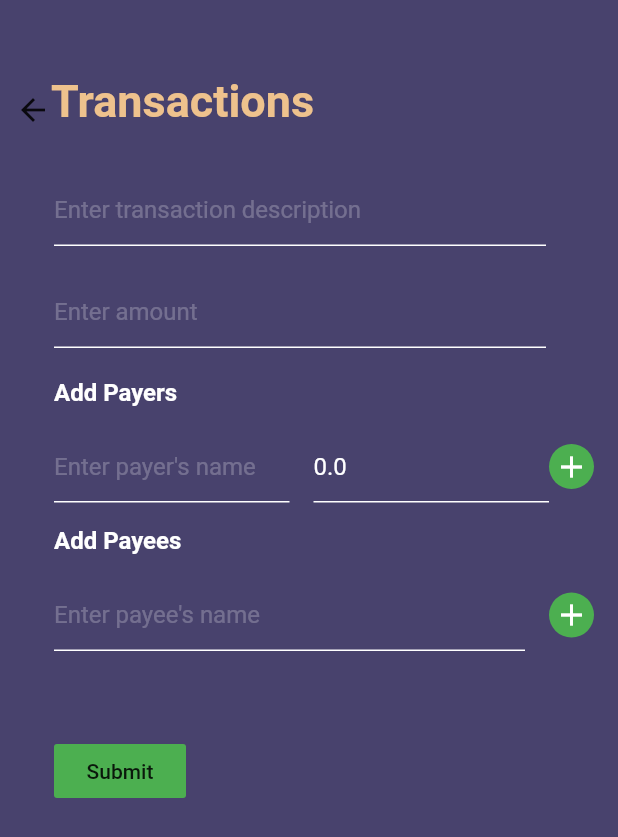
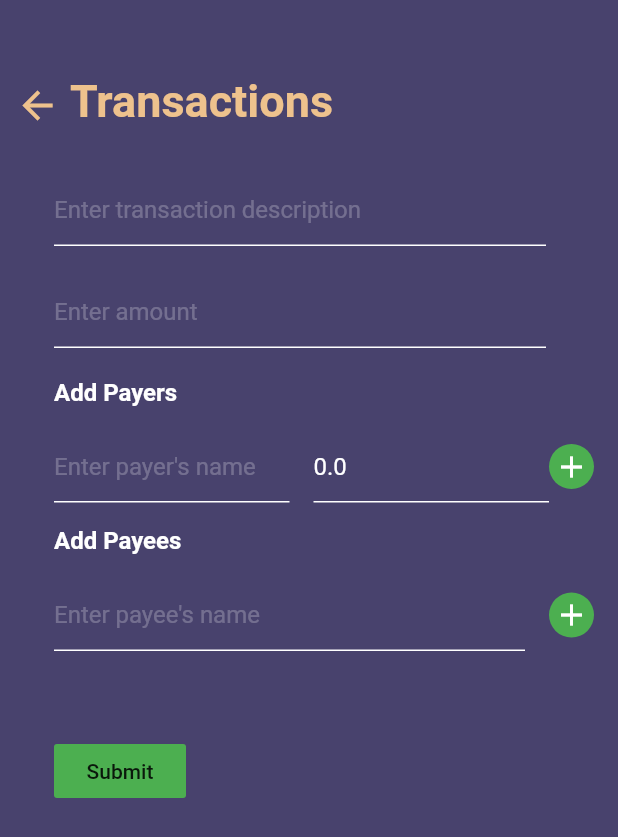
Before and after one commit to marcuspeh/Splitlux, a Flutter app: the GroupTransactionView screen opened directly with empty values, on a phone screen of 412 x 824 dp. Shown: the top 837 px of the screen. Run offline on Flutter 3.47's test engine with Material 2 defaults, Android fonts, the light colour scheme and no system bars; our stand-ins replace flutter_secure_storage; missing offline and left inert: dart:ffi, unicorndial; accounts and stored records are empty; network calls fail.

Commit message:
Refactor codes

```diff
--- a/lib/screens/GroupTransactionView.dart
+++ b/lib/screens/GroupTransactionView.dart
@@ -1,16 +1,17 @@
+// ignore_for_file: deprecated_member_use
+
 import 'dart:convert';
-import 'dart:ffi';
 
 import 'package:flutter/material.dart';
+
+import 'package:Splitlux/api/api.dart';
+import 'package:Splitlux/constants.dart';
 import 'package:Splitlux/screens/GroupMemberView.dart';
-import 'package:Splitlux/api/api.dart';
-import 'package:flutter/services.dart';
 import 'package:Splitlux/screens/GroupView.dart';
-import 'package:Splitlux/constants.dart';
+import 'package:Splitlux/utils.dart';
 
 class GroupTransactionView extends StatefulWidget {
-  GroupTransactionView(
-      this.jwt, this.payload, this.groupId, this.groupCode, this.groupName);
+  GroupTransactionView(this.jwt, this.payload, this.groupId, this.groupCode, this.groupName);
 
   final String jwt;
   final Map<String, dynamic> payload;
@@ -23,9 +24,6 @@ class GroupTransactionView extends StatefulWidget {
 }
 
 class _GroupTransactionViewState extends State<GroupTransactionView> {
-    _GroupTransactionViewState(
-      this.jwt, this.payload, this.groupId, this.groupCode, this.groupName);
-
   final _formKey = GlobalKey<FormState>();
   late TextEditingController _nameController;
   late TextEditingController _totalAmountController;
@@ -40,6 +38,8 @@ class _GroupTransactionViewState extends State<GroupTransactionView> {
   final String groupName;
 
   get http => null;
+    _GroupTransactionViewState(
+      this.jwt, this.payload, this.groupId, this.groupCode, this.groupName);
 
   @override
   void initState() {
@@ -54,15 +54,6 @@ class _GroupTransactionViewState extends State<GroupTransactionView> {
         _totalAmountController.dispose();
     super.dispose();
   }
-
-  void displayDialog(context, title, text) => showDialog(
-    context: context,
-    builder: (context) =>
-      AlertDialog(
-        title: Text(title),
-        content: Text(text)
-      ),
-  );
 
   Future<String?> attemptCreateTransaction() async {
     var res = await http.post(
@@ -85,37 +76,14 @@ class _GroupTransactionViewState extends State<GroupTransactionView> {
           Positioned(
             top: 50,
             left: 10,
-            child: transactionAndBack(),
+            child: returnBackButton(context, "Transactions", () => Navigator.of(context).push(
+              MaterialPageRoute(builder: (_) => GroupView(jwt, payload, groupId, groupCode, groupName))
+            )),
           ),
           Container(
             child: formContents(),
             margin: EdgeInsets.fromLTRB(20, 100, 0, 0),
           )
-        ],
-      ),
-    );
-  }
-
-  Widget transactionAndBack() {
-    return RichText(
-      text: TextSpan(
-        style: TextStyle(
-          color: orange,
-          fontWeight: FontWeight.bold,
-          fontSize: 30,
-        ),
-        children: [
-          WidgetSpan(
-              child: Container(
-            child: GestureDetector(
-                onTap: () => Navigator.of(context).push(
-                      MaterialPageRoute(
-                        builder: (_) => GroupView(jwt, payload, groupId, groupCode, groupName),
-                      ),
-                    ),
-                child: Icon(Icons.arrow_back)),
-          )),
-          TextSpan(text: 'Transactions'),
         ],
       ),
     );
@@ -136,7 +104,7 @@ class _GroupTransactionViewState extends State<GroupTransactionView> {
                 child: TextFormField(
                   style: TextStyle(color: Colors.white),
                   controller: _nameController,
-                  decoration: InputDecoration(
+                  decoration: const InputDecoration(
                       enabledBorder: UnderlineInputBorder(
                         borderSide: BorderSide(color: Colors.white),
                       ),
@@ -150,16 +118,16 @@ class _GroupTransactionViewState extends State<GroupTransactionView> {
                   },
                 ),
               ),
-              SizedBox(
+              const SizedBox(
                 height: 20,
               ),
               Padding(
                 padding: const EdgeInsets.only(right: 32.0),
                 child: TextFormField(
-                  style: TextStyle(color: Colors.white),
+                  style: const TextStyle(color: Colors.white),
                   controller: _totalAmountController,
                   keyboardType: TextInputType.number,
-                  decoration: InputDecoration(
+                  decoration: const InputDecoration(
                       enabledBorder: UnderlineInputBorder(
                         borderSide: BorderSide(color: Colors.white),
                       ),
@@ -173,10 +141,10 @@ class _GroupTransactionViewState extends State<GroupTransactionView> {
                   },
                 ),
               ),
-              SizedBox(
+              const SizedBox(
                 height: 20,
               ),
-              Text(
+              const Text(
                 'Add Payers',
                 style: TextStyle(
                     fontWeight: FontWeight.w700,
@@ -184,7 +152,7 @@ class _GroupTransactionViewState extends State<GroupTransactionView> {
                     color: Colors.white),
               ),
               ..._getPayers(),
-              Text(
+              const Text(
                 'Add Payees',
                 style: TextStyle(
                     fontWeight: FontWeight.w700,
@@ -192,7 +160,7 @@ class _GroupTransactionViewState extends State<GroupTransactionView> {
                     color: Colors.white),
               ),
               ..._getPayees(),
-              SizedBox(
+              const SizedBox(
                 height: 40,
               ),
               FlatButton(
@@ -221,7 +189,7 @@ class _GroupTransactionViewState extends State<GroupTransactionView> {
                     displayDialog(context, "An Error Occurred", "Please try again");
                   }
                 },
-                child: Text('Submit'),
+                child: const Text('Submit'),
                 color: Colors.green,
               ),
             ],
@@ -240,7 +208,7 @@ class _GroupTransactionViewState extends State<GroupTransactionView> {
         child: Row(
           children: [
             Expanded(child: PayerTextFields(i)),
-            SizedBox(
+            const SizedBox(
               width: 16,
             ),
             Expanded(child: PayerTextFieldsAmount(i)
--- /dev/null
+++ b/lib/utils.dart
@@ -0,0 +1,65 @@
+import 'package:flutter/material.dart';
+
+import 'package:Splitlux/constants.dart';
+
+void displayDialog(context, title, text) => showDialog(
+    context: context,
+    builder: (context) =>
+      AlertDialog(
+        title: Text(title),
+        content: Text(text)
+      ),
+  );
+
+Widget returnBackButton(BuildContext context, String text, Function() onPressed) {
+  return RichText(
+    text: TextSpan(
+      style: const TextStyle(
+        color: orange,
+        fontWeight: FontWeight.bold,
+        fontSize: 30,
+      ),
+      children: [
+        WidgetSpan(
+          child: GestureDetector(
+              onTap: onPressed,
+              child: const Icon(
+                Icons.arrow_back,
+                color: orange,
+                size: 30,
+              )
+            )
+        ),
+        TextSpan(text: ' $text'),
+      ],
+    ),
+  );
+}
+
+Widget errorReturnView(BuildContext context, String title, String buttonText, Function() onPressed) {
+  return Stack(children: [
+    Center(
+        child: Container(
+            padding: const EdgeInsets.fromLTRB(20, 20, 20, 20),
+            margin: const EdgeInsets.fromLTRB(0, 0, 0, 100),
+            child: Text(
+              title,
+              textAlign: TextAlign.center,
+              style: const TextStyle(
+                color: Colors.white,
+                letterSpacing: 1,
+                fontSize: 23,
+              ),
+            ))),
+    Center(
+        child: Container(
+            padding: const EdgeInsets.fromLTRB(20, 20, 20, 20),
+            child: FittedBox(
+                child: FloatingActionButton.extended(
+              heroTag: "returnBtn",
+              onPressed: onPressed,
+              backgroundColor: orange,
+              label: Text(buttonText),
+            )))),
+  ]);
+}
--- a/pubspec.yaml
+++ b/pubspec.yaml
@@ -40,6 +40,7 @@ dev_dependencies:
     sdk: flutter
   http: ^0.13.3
   flutter_secure_storage: ^3.3.1+1
+  unicorndial: ^1.1.5
   # The "flutter_lints" package below contains a set of recommended lints to
   # encourage good coding practices. The lint set provided by the package is
   # activated in the `analysis_options.yaml` file located at the root of your
```
Also changed, not shown: lib/screens/CreateTravelGroup.dart (renamed from lib/screens/AddTravelGroup.dart, +11 -43 lines), lib/screens/GroupMemberView.dart (+10 -43 lines), lib/screens/GroupView.dart (+52 -99 lines), lib/screens/HomePage.dart (+71 -94 lines), lib/screens/JoinTravelGroup.dart (+12 -44 lines), lib/screens/SignInView.dart (+17 -19 lines), lib/screens/SignUpView.dart (+1 -10 lines), pubspec.lock.
